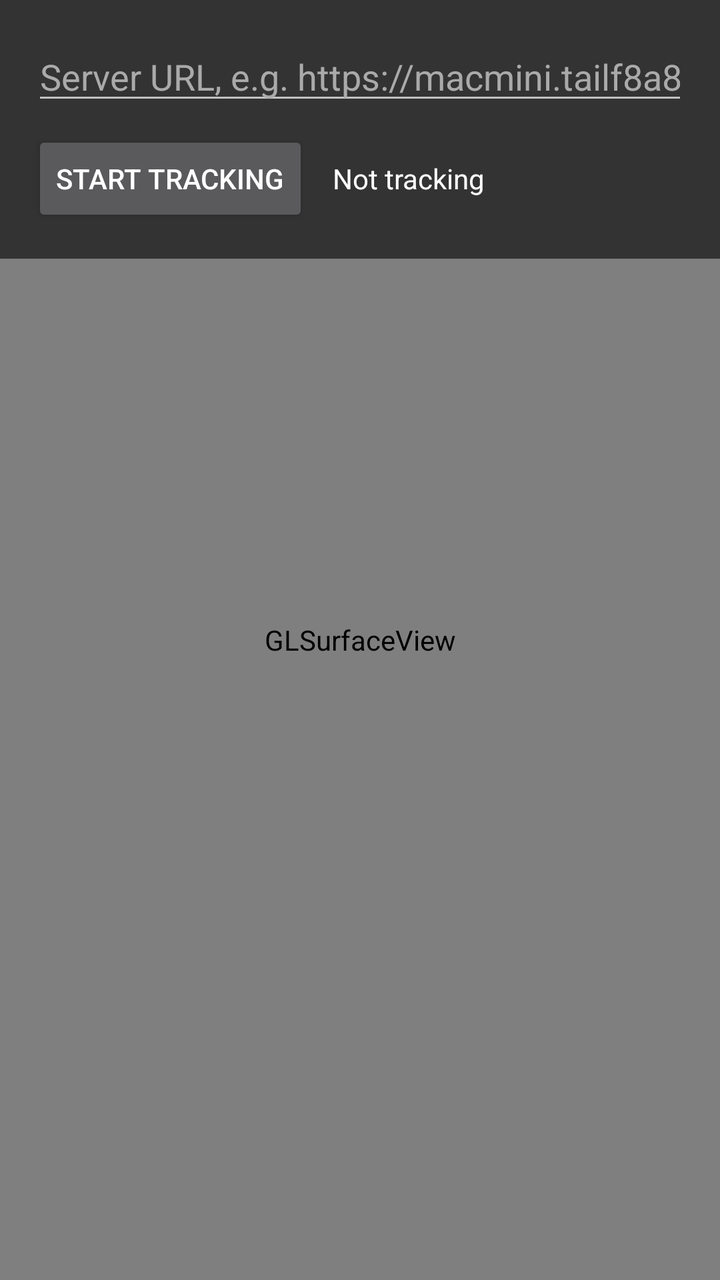
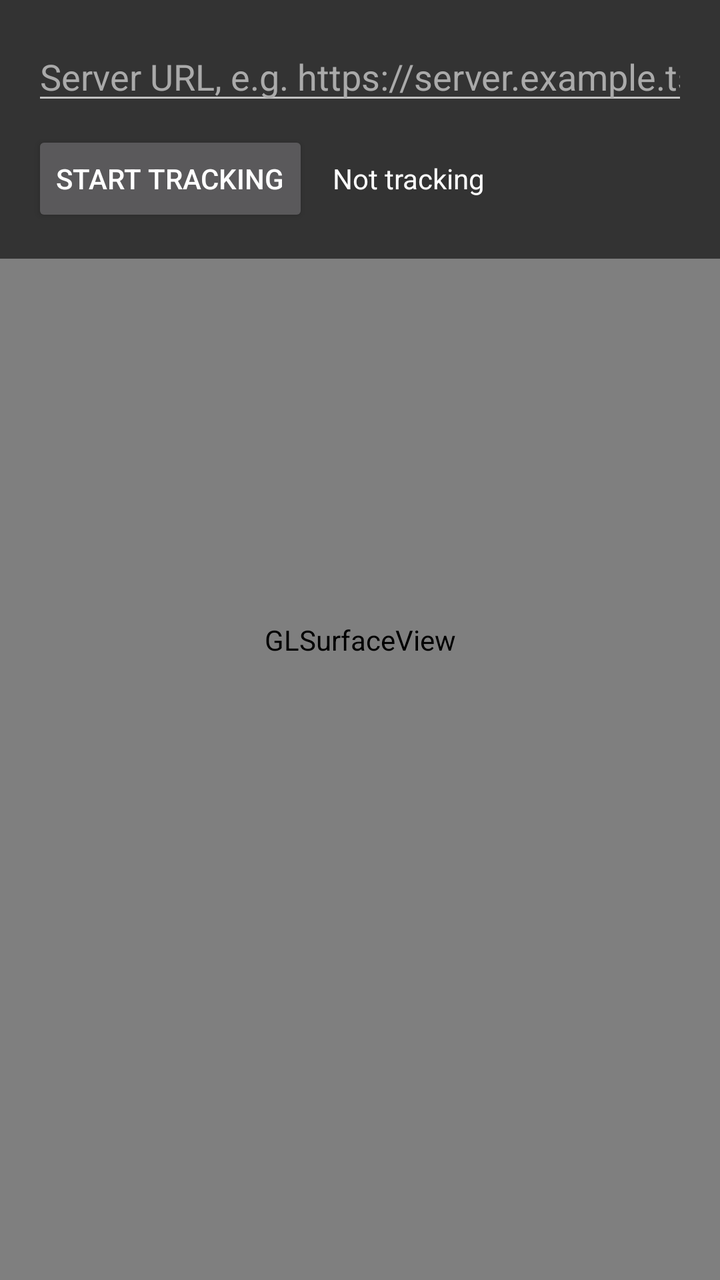

Compare the two renders of this Android layout. The source of the first and the diff that turns it into the second are given below.
<!-- AndroidManifest.xml: application theme Theme.PhoneTracker -->
<!-- res/layout/activity_main.xml -->
<?xml version="1.0" encoding="utf-8"?>
<FrameLayout xmlns:android="http://schemas.android.com/apk/res/android"
    android:layout_width="match_parent"
    android:layout_height="match_parent">

    
    <android.opengl.GLSurfaceView
        android:id="@+id/ar_surface_view"
        android:layout_width="match_parent"
        android:layout_height="match_parent" />

    <LinearLayout
        android:layout_width="match_parent"
        android:layout_height="wrap_content"
        android:layout_gravity="top"
        android:orientation="vertical"
        android:padding="16dp"
        android:background="#99000000">

        <EditText
            android:id="@+id/ip_field"
            android:layout_width="match_parent"
            android:layout_height="wrap_content"
            android:hint="Server URL, e.g. https://macmini.tailf8a8ee.ts.net:10000"
            android:inputType="textUri"
            android:textColor="#FFFFFF"
            android:textColorHint="#AAAAAA" />

        <LinearLayout
            android:layout_width="match_parent"
            android:layout_height="wrap_content"
            android:layout_marginTop="8dp"
            android:gravity="center_vertical"
            android:orientation="horizontal">

            <Button
                android:id="@+id/start_stop_button"
                android:layout_width="wrap_content"
                android:layout_height="wrap_content"
                android:text="Start Tracking" />

            <TextView
                android:id="@+id/status_text"
                android:layout_width="0dp"
                android:layout_height="wrap_content"
                android:layout_weight="1"
                android:layout_marginStart="12dp"
                android:text="Not tracking"
                android:textColor="#FFFFFF" />
        </LinearLayout>
    </LinearLayout>
</FrameLayout>
<!-- resources referenced by this layout -->
<resources>
  <style name="Theme.PhoneTracker" parent="Theme.AppCompat.NoActionBar" />
</resources>

<!-- the commit's change to res/layout/activity_main.xml (unified diff, before → after) -->
@@ -21,7 +21,7 @@
             android:id="@+id/ip_field"
             android:layout_width="match_parent"
             android:layout_height="wrap_content"
-            android:hint="Server URL, e.g. https://macmini.tailf8a8ee.ts.net:10000"
+            android:hint="Server URL, e.g. https://server.example.ts.net:10000"
             android:inputType="textUri"
             android:textColor="#FFFFFF"
             android:textColorHint="#AAAAAA" />
